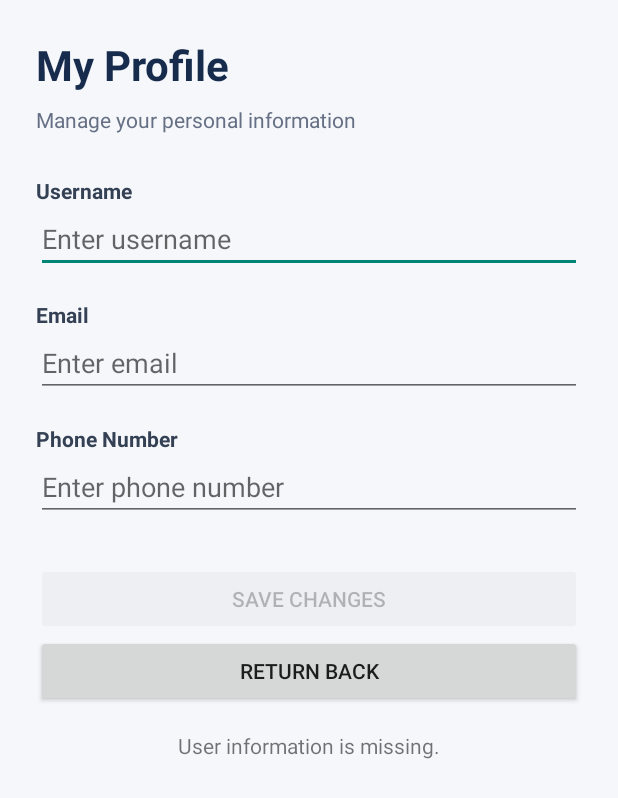
After one commit to farahweaam/FlightReservationSys, an Android app built with Jetpack Compose: the ProfileActivity screen opened directly, with no data from a screen before it, on a phone screen of 412 x 824 dp. The commit adds this screen. Shown: the top 798 px of the screen. Run offline under Robolectric (Android 15) with nearby library versions, the phone set to English and light mode, and no system bars.

Commit message:
Change profile done

```diff
--- a/app/src/main/AndroidManifest.xml
+++ b/app/src/main/AndroidManifest.xml
@@ -23,6 +23,11 @@
                 <category android:name="android.intent.category.LAUNCHER" />
             </intent-filter>
         </activity>
+        <!--        samaaaaaa-->
+        <activity
+            android:name=".ProfileActivity"
+            android:exported="false" />
+
         <activity
             android:name=".AdminFlightsScreen.kt"
             android:exported="false"
--- /dev/null
+++ b/app/src/main/java/com/example/flightsystem/ProfileActivity.kt
@@ -0,0 +1,112 @@
+package com.example.flightsystem
+
+import android.os.Bundle
+import android.util.Patterns
+import android.widget.Button
+import android.widget.EditText
+import android.widget.TextView
+import androidx.activity.ComponentActivity
+import androidx.lifecycle.lifecycleScope
+import kotlinx.coroutines.Dispatchers
+import kotlinx.coroutines.launch
+import kotlinx.coroutines.withContext
+
+class ProfileActivity : ComponentActivity() {
+
+    private var currentUser: User? = null
+
+    override fun onCreate(savedInstanceState: Bundle?) {
+        super.onCreate(savedInstanceState)
+
+        setContentView(R.layout.activity_profile)
+
+        val userId = intent.getIntExtra("USER_ID", -1)
+
+        val etUsername = findViewById<EditText>(R.id.etUsername)
+        val etEmail = findViewById<EditText>(R.id.etEmail)
+        val etPhone = findViewById<EditText>(R.id.etPhone)
+        val btnSave = findViewById<Button>(R.id.btnSaveProfile)
+        val btnBack = findViewById<Button>(R.id.btnBack)
+        val tvMessage = findViewById<TextView>(R.id.tvProfileMessage)
+
+        if (userId == -1) {
+            tvMessage.text = "User information is missing."
+            btnSave.isEnabled = false
+            return
+        }
+
+        val db = FlightDatabase.getInstance(applicationContext)
+
+        // Load the user's information
+        lifecycleScope.launch {
+
+            val user = withContext(Dispatchers.IO) {
+                db.userDao().getUserByID(userId)
+            }
+
+            if (user != null) {
+                currentUser = user
+
+                etUsername.setText(user.username)
+                etEmail.setText(user.email)
+                etPhone.setText(user.phone)
+
+            } else {
+                tvMessage.text = "User not found."
+                btnSave.isEnabled = false
+            }
+        }
+
+        // Save profile changes
+        btnSave.setOnClickListener {
+
+            val username = etUsername.text.toString().trim()
+            val email = etEmail.text.toString().trim()
+            val phone = etPhone.text.toString().trim()
+
+            if (username.isBlank() || email.isBlank() || phone.isBlank()) {
+                tvMessage.text = "Please fill in all fields."
+                return@setOnClickListener
+            }
+
+            if (!Patterns.EMAIL_ADDRESS.matcher(email).matches()) {
+                tvMessage.text = "Please enter a valid email."
+                return@setOnClickListener
+            }
+
+            val oldUser = currentUser
+
+            if (oldUser == null) {
+                tvMessage.text = "User information is not loaded yet."
+                return@setOnClickListener
+            }
+
+            btnSave.isEnabled = false
+            tvMessage.text = "Saving..."
+
+            lifecycleScope.launch {
+
+                try {
+                    val updatedUser = oldUser.copy(
+                        username = username,
+                        email = email,
+                        phone = phone
+                    )
+
+                    withContext(Dispatchers.IO) {
+                        db.userDao().updateUser(updatedUser)
+                    }
+
+                    currentUser = updatedUser
+                    tvMessage.text = "Profile updated successfully!"
+
+                } catch (e: Exception) {
+                    tvMessage.text = "Update failed: ${e.message}"
+                }
+
+                btnSave.isEnabled = true
+            }
+        }
+        btnBack.setOnClickListener { finish() }
+    }
+}
--- a/app/src/main/java/com/example/flightsystem/UserDao.kt
+++ b/app/src/main/java/com/example/flightsystem/UserDao.kt
@@ -4,6 +4,7 @@ import androidx.room.Dao
 import androidx.room.Delete
 import androidx.room.Insert
 import androidx.room.Query
+import androidx.room.Update
 
 @Dao
 interface UserDao {
@@ -24,4 +25,7 @@ interface UserDao {
 
     @Delete
     suspend fun deleteUser(user: User)
+
+    @Update
+    suspend fun updateUser(user: User)
 }
--- /dev/null
+++ b/app/src/main/res/layout/activity_profile.xml
@@ -0,0 +1,100 @@
+<ScrollView xmlns:android="http://schemas.android.com/apk/res/android"
+    android:layout_width="match_parent"
+    android:layout_height="match_parent"
+    android:background="#F5F7FA"
+    android:fillViewport="true">
+
+    <LinearLayout
+        android:layout_width="match_parent"
+        android:layout_height="wrap_content"
+        android:orientation="vertical"
+        android:padding="24dp">
+
+        <TextView
+            android:layout_width="match_parent"
+            android:layout_height="wrap_content"
+            android:text="My Profile"
+            android:textSize="28sp"
+            android:textStyle="bold"
+            android:textColor="#172B4D"
+            android:layout_marginBottom="8dp" />
+
+        <TextView
+            android:layout_width="match_parent"
+            android:layout_height="wrap_content"
+            android:text="Manage your personal information"
+            android:textSize="14sp"
+            android:textColor="#667085"
+            android:layout_marginBottom="28dp" />
+
+        <TextView
+            android:layout_width="match_parent"
+            android:layout_height="wrap_content"
+            android:text="Username"
+            android:textStyle="bold"
+            android:textColor="#344054" />
+
+        <EditText
+            android:id="@+id/etUsername"
+            android:layout_width="match_parent"
+            android:layout_height="wrap_content"
+            android:hint="Enter username"
+            android:inputType="text"
+            android:singleLine="true"
+            android:layout_marginBottom="18dp" />
+
+        <TextView
+            android:layout_width="match_parent"
+            android:layout_height="wrap_content"
+            android:text="Email"
+            android:textStyle="bold"
+            android:textColor="#344054" />
+
+        <EditText
+            android:id="@+id/etEmail"
+            android:layout_width="match_parent"
+            android:layout_height="wrap_content"
+            android:hint="Enter email"
+            android:inputType="textEmailAddress"
+            android:singleLine="true"
+            android:layout_marginBottom="18dp" />
+
+        <TextView
+            android:layout_width="match_parent"
+            android:layout_height="wrap_content"
+            android:text="Phone Number"
+            android:textStyle="bold"
+            android:textColor="#344054" />
+
+        <EditText
+            android:id="@+id/etPhone"
+            android:layout_width="match_parent"
+            android:layout_height="wrap_content"
+            android:hint="Enter phone number"
+            android:inputType="phone"
+            android:singleLine="true"
+            android:layout_marginBottom="28dp" />
+
+        <Button
+            android:id="@+id/btnSaveProfile"
+            android:layout_width="match_parent"
+            android:layout_height="wrap_content"
+            android:text="Save Changes" />
+
+        <Button
+            android:id="@+id/btnBack"
+            android:layout_width="match_parent"
+            android:layout_height="wrap_content"
+            android:text="Return Back" />
+
+        <TextView
+            android:id="@+id/tvProfileMessage"
+            android:layout_width="match_parent"
+            android:layout_height="wrap_content"
+            android:gravity="center"
+            android:textSize="14sp"
+            android:layout_marginTop="16dp" />
+
+    </LinearLayout>
+
+</ScrollView>
```
Also changed, not shown: app/src/main/java/com/example/flightsystem/FlightDatabase.kt (+36 -13 lines), app/src/main/java/com/example/flightsystem/MainActivity.kt (+7 -5 lines), app/src/main/java/com/example/flightsystem/User.kt (+12 -3 lines), app/src/main/java/com/example/flightsystem/UserHomeActivity.kt (+15 -2 lines).
